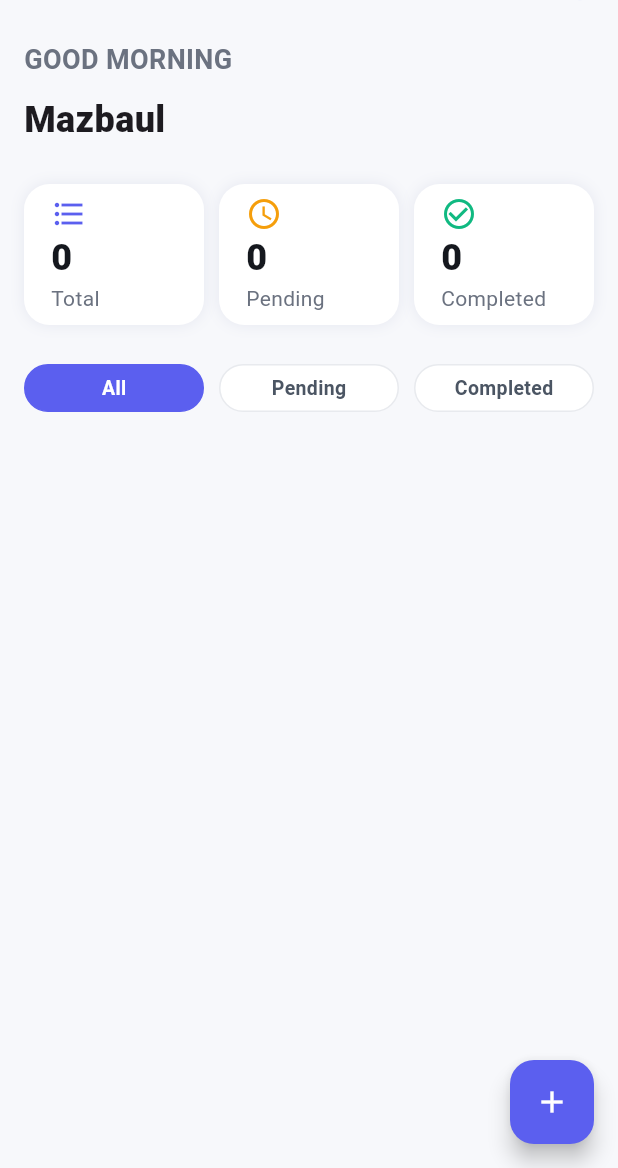
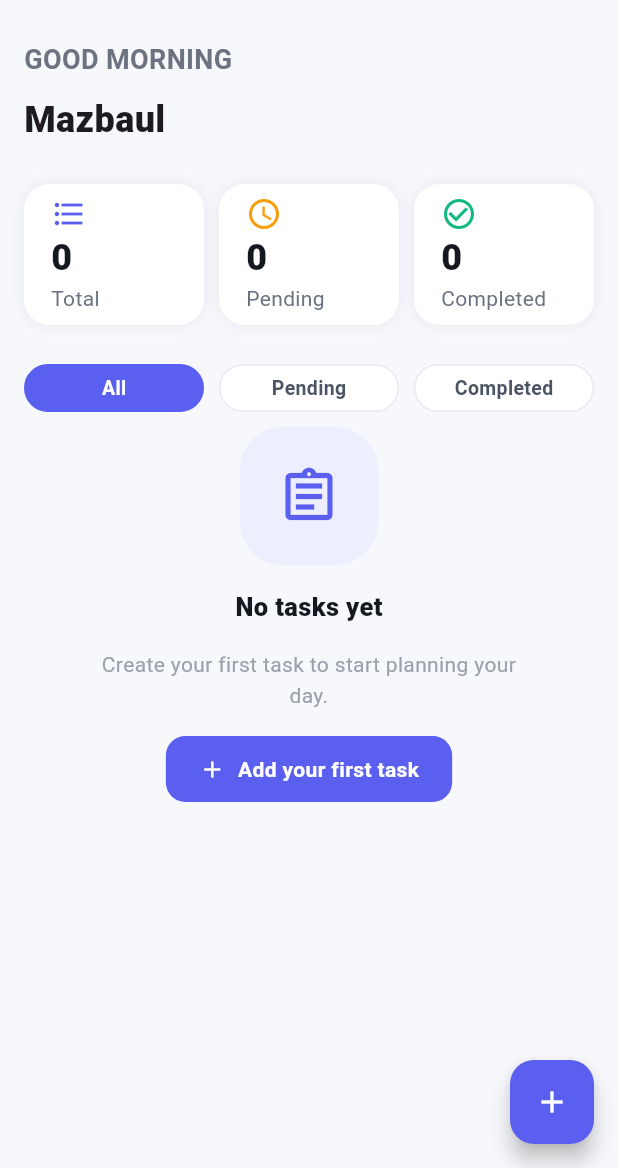
Before and after one commit to mazbaul20/Task-Manager-app-b19, a Flutter app: the screen it shows after launch, on a phone screen of 412 x 824 dp, the part 68-1236 px from its top. Run offline on Flutter 3.47's test engine with Material 3 defaults, Android fonts, the phone set to English and light mode, and no system bars; our stand-ins replace sqflite; accounts and stored records are empty.

Commit message:
Home page complete

```diff
--- a/lib/core/app_strings.dart
+++ b/lib/core/app_strings.dart
@@ -13,6 +13,11 @@ class AppStrings {
   static const String all = 'All';
   static const String tasks = 'TASKS';
   static const String done = 'Done';
+
+  // Empty states
+  static const String noTasksFound = 'No tasks found';
+  static const String tryAnotherFilter =
+      'Try a different search term or filter.';
 
   // Dashboard
   static const String noTasksYet = 'No tasks yet';
--- a/lib/presentation/feature/home/home_screen.dart
+++ b/lib/presentation/feature/home/home_screen.dart
@@ -1,12 +1,15 @@
 import 'package:flutter/material.dart';
 import 'package:task_manager_app_b19/presentation/feature/add_edit_task/add_edit_task_screen.dart';
 import 'package:task_manager_app_b19/presentation/feature/home/widget/app_logo.dart';
+import 'package:task_manager_app_b19/presentation/feature/home/widget/empty_task_view.dart';
 import 'package:task_manager_app_b19/presentation/feature/task_details/task_details_screen.dart';
 
 import '../../../core/app_colors.dart';
 import '../../../core/app_strings.dart';
+import '../../../core/database_helper.dart';
 import '../../../core/task.dart';
 import 'widget/filter_button.dart';
+import 'widget/no_result_view.dart';
 import 'widget/stat_card.dart';
 import 'widget/task_card.dart';
 
@@ -19,6 +22,21 @@ class HomeScreen extends StatefulWidget {
 
 class _HomeScreenState extends State<HomeScreen> {
   final List<Task> _tasks = [];
+
+  @override
+  void initState() {
+    super.initState();
+    _loadTasks();
+  }
+
+  Future<void> _loadTasks() async {
+    List<Task> taskFromDatabase = await DatabaseHelper.getTasks();
+    if (!mounted) return;
+    setState(() {
+      _tasks.clear();
+      _tasks.addAll(taskFromDatabase);
+    });
+  }
 
   String _selectedFilter = AppStrings.all;
 
@@ -43,17 +61,23 @@ class _HomeScreenState extends State<HomeScreen> {
     });
   }
 
-  void _onStatusTap(Task task) {
-    setState(() {
-      task.isCompleted = !task.isCompleted;
-    });
+  Future<void> _onStatusTap(Task task) async {
+    task.isCompleted = !task.isCompleted;
+    await DatabaseHelper.updateTask(task);
+    await _loadTasks();
   }
 
-  void _goToAddTask() {}
+  Future<void> _goToAddTask() async {
+    await Navigator.of(
+      context,
+    ).push(MaterialPageRoute(builder: (context) => AddEditTaskScreen()));
+    await _loadTasks();
+  }
+
   void _goToDetails() {
-    Navigator.of(context).push(
-      MaterialPageRoute(builder: (context) => TaskDetailsScreen()),
-    );
+    Navigator.of(
+      context,
+    ).push(MaterialPageRoute(builder: (context) => TaskDetailsScreen()));
   }
 
   @override
@@ -188,6 +212,10 @@ class _HomeScreenState extends State<HomeScreen> {
                   ),
                 ],
               ),
+            if (_tasks.isEmpty) ...[
+              EmptyTaskView(onAddTap: _goToAddTask),
+            ] else if (visibleTasks.isEmpty)
+              NoResultView(),
             Expanded(
               child: ListView.builder(
                 shrinkWrap: true,
```
Also changed, not shown: lib/presentation/feature/home/widget/no_result_view.dart (added, +34 -0 lines).
